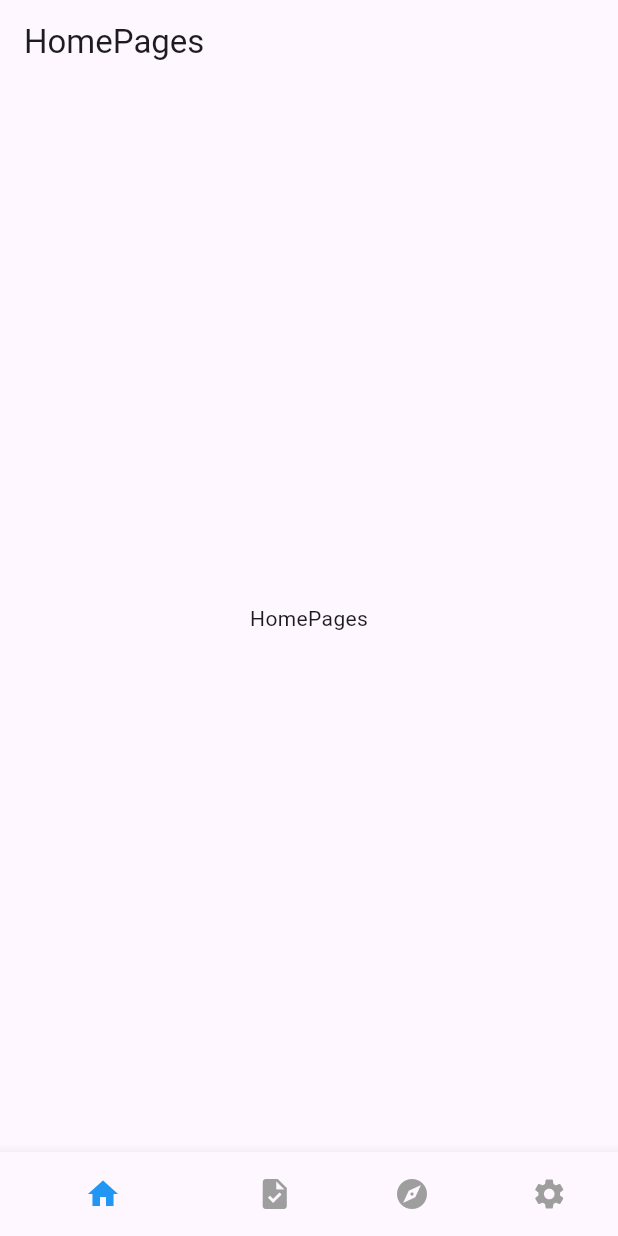
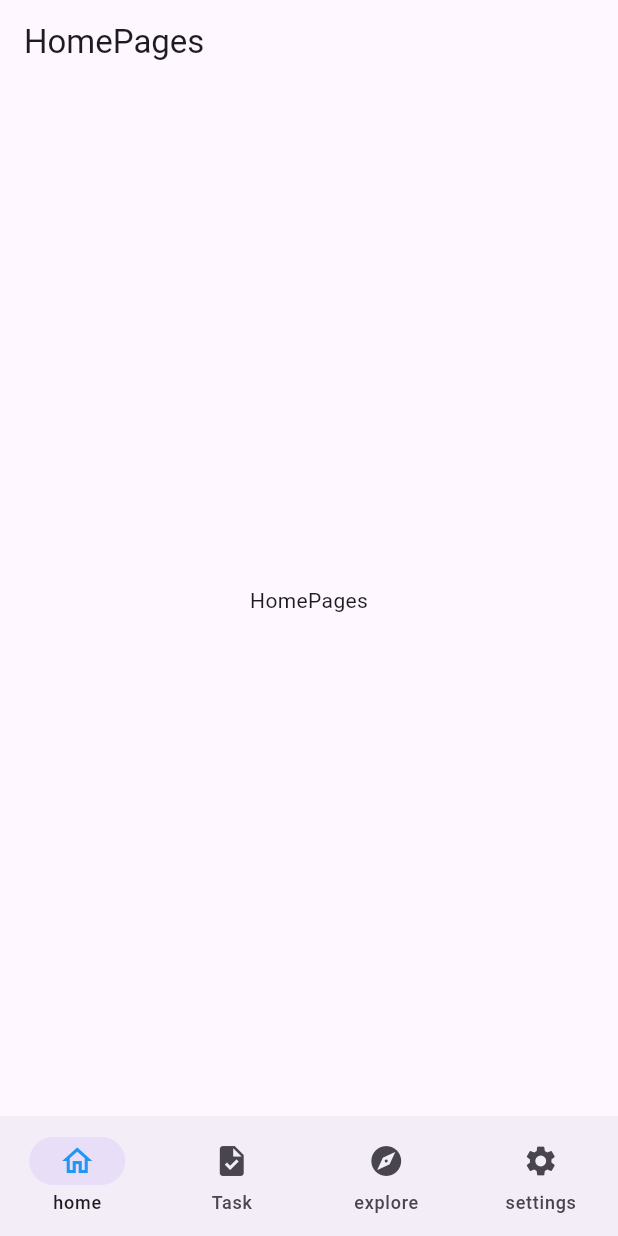
Before and after one commit to techfoon/UI-Elements-TabBar-bottomBar-Drawer, a Flutter app: the screen it shows after launch, on a phone screen of 412 x 824 dp. Run offline on Flutter 3.47's test engine with Material 3 defaults, Android fonts, the phone set to English and light mode, and no system bars.

Commit message:
Task is assingned

```diff
--- /dev/null
+++ b/lib/Task.txt
@@ -0,0 +1,4 @@
+bottom navigation bar with Noze ko(floating acction button ko ko mid me kaise use kereng)
+ and circal also navigation
+
+hint bottomAppbar
--- /dev/null
+++ b/lib/UI/NavigationType2.dart
@@ -0,0 +1,58 @@
+import 'package:flutter/material.dart';
+import 'package:flutter_ui_elements/UI/pages/exploar.dart';
+import 'package:flutter_ui_elements/UI/pages/home.dart';
+import 'package:flutter_ui_elements/UI/pages/settings.dart';
+import 'package:flutter_ui_elements/UI/pages/task.dart';
+
+class BottomNavigation2 extends StatefulWidget {
+  @override
+  _BottomNavigationState createState() => _BottomNavigationState();
+}
+
+class _BottomNavigationState extends State<BottomNavigation2> {
+  int SelectiedNavigationIndex = 0;
+
+  List NavPages = [Home(), Tasks(), Exploar(), Settings()];
+  @override
+  Widget build(BuildContext context) {
+    return Scaffold(
+        body: NavPages[SelectiedNavigationIndex],
+        bottomNavigationBar: NavigationBar(
+          destinations: [
+            NavigationDestination(
+              icon: Icon(Icons.home),
+              label: "home",
+              selectedIcon: Icon(
+                Icons.home_outlined,
+                color: Colors.blue,
+              ),
+            ),
+            NavigationDestination(
+              icon: Icon(Icons.task),
+              label: "Task",
+              selectedIcon: Icon(
+                Icons.task_outlined,
+                color: Colors.blue,
+              ),
+            ),
+            NavigationDestination(
+              icon: Icon(Icons.explore),
+              label: "explore",
+              selectedIcon: Icon(
+                Icons.explore_outlined,
+                color: Colors.blue,
+              ),
+            ),
+            NavigationDestination(
+                icon: Icon(Icons.settings), label: "settings"),
+          ],
+          selectedIndex: SelectiedNavigationIndex,
+          onDestinationSelected: (value) {
+            SelectiedNavigationIndex = value;
+            setState(() {});
+          },
+
+          // backgroundColor: Colors.blue,
+        ));
+  }
+}
--- a/lib/UI/bottomNavigation.dart
+++ b/lib/UI/bottomNavigation.dart
@@ -26,6 +26,10 @@ class _BottomNavigationState extends State<BottomNavigation> {
           BottomNavigationBarItem(icon: Icon(Icons.explore), label: "exploar"),
           BottomNavigationBarItem(
               icon: Icon(Icons.settings), label: "settings"),
+
+
+
+
         ],
         selectedItemColor: Colors.blue,
         unselectedItemColor: Colors.grey,
```
Also changed, not shown: lib/main.dart (+33 -3 lines), 1 other file.
